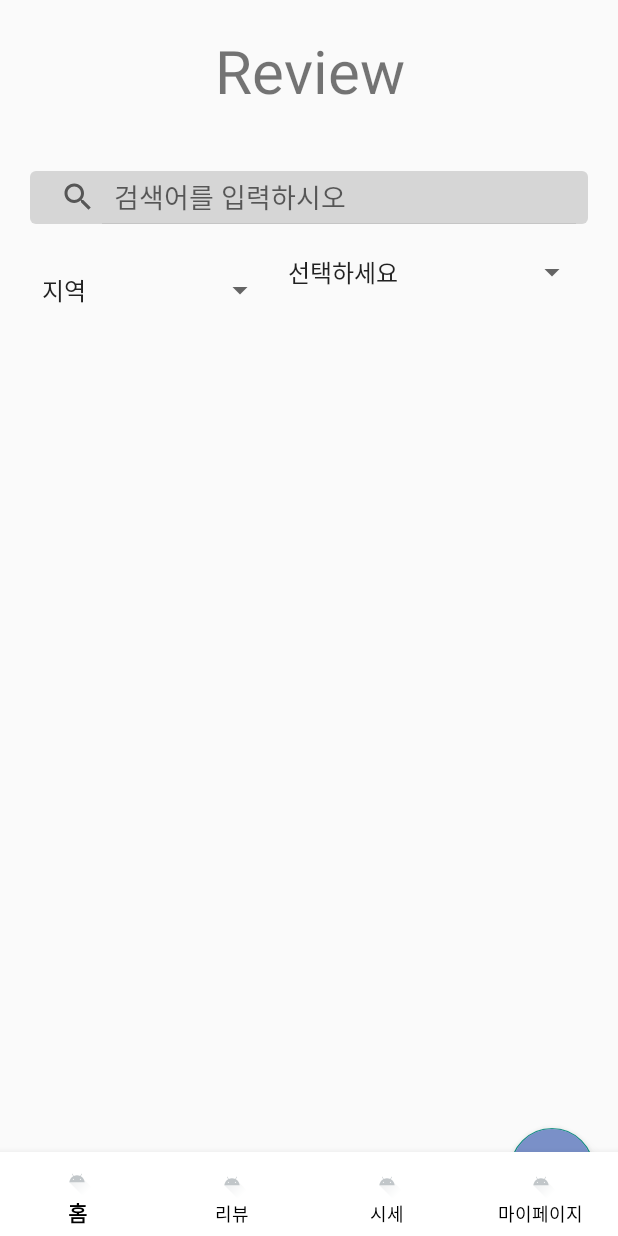
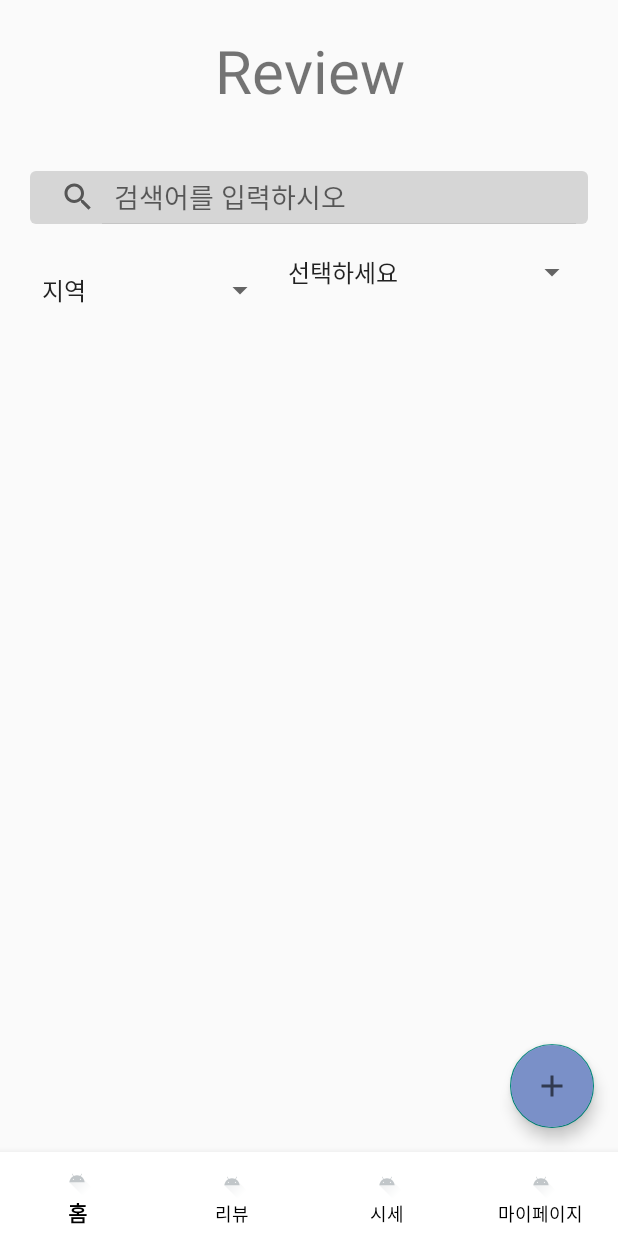
Before and after one commit to devHwang1/eatRaw, an Android app: the screen it shows after launch (ReviewActivity), on a phone screen of 412 x 824 dp. Run offline under Robolectric (Android 15) with nearby library versions, the phone set to English and light mode, and no system bars; our stand-ins replace Firebase (no records; nobody signed in at launch, a user with empty details on screens opened directly).

Commit message:
no message

```diff
--- /dev/null
+++ b/app/src/main/res/drawable/ic_add.xml
@@ -0,0 +1,10 @@
+<vector xmlns:android="http://schemas.android.com/apk/res/android"
+    android:width="24dp"
+    android:height="24dp"
+    android:viewportWidth="24"
+    android:viewportHeight="24"
+    android:tint="?attr/colorControlNormal">
+  <path
+      android:fillColor="@android:color/white"
+      android:pathData="M19,13h-6v6h-2v-6H5v-2h6V5h2v6h6v2z"/>
+</vector>
--- a/app/src/main/res/layout/activity_review.xml
+++ b/app/src/main/res/layout/activity_review.xml
@@ -55,32 +55,9 @@
         </LinearLayout>
     </LinearLayout>
     <androidx.constraintlayout.widget.ConstraintLayout
-        xmlns:android="http://schemas.android.com/apk/res/android"
-        xmlns:app="http://schemas.android.com/apk/res-auto"
-        xmlns:tools="http://schemas.android.com/tools"
         android:layout_width="match_parent"
         android:layout_height="match_parent"
         tools:context=".ReviewActivity">
-
-        <!-- 리사이클러뷰 설정 -->
-        <androidx.recyclerview.widget.RecyclerView
-            android:id="@+id/reviewRecycler"
-            android:layout_width="0dp"
-            android:layout_height="0dp"
-            app:layout_constraintTop_toTopOf="parent"
-            app:layout_constraintBottom_toTopOf="@+id/floatingActionButton"
-            app:layout_constraintStart_toStartOf="parent"
-            app:layout_constraintEnd_toEndOf="parent" />
-
-        <!-- 플로팅 액션 버튼 설정 -->
-        <com.google.android.material.floatingactionbutton.FloatingActionButton
-            android:id="@+id/floatingActionButton"
-            android:layout_width="wrap_content"
-            android:layout_height="wrap_content"
-            android:layout_margin="16dp"
-            android:backgroundTint="@color/material_dynamic_primary60"
-            app:layout_constraintBottom_toBottomOf="parent"
-            app:layout_constraintEnd_toEndOf="parent" />
 
         <!-- 네비게이션 바 (BottomNavigationView) -->
         <com.google.android.material.bottomnavigation.BottomNavigationView
@@ -96,7 +73,32 @@
             app:layout_constraintStart_toStartOf="parent"
             app:layout_constraintEnd_toEndOf="parent" />
 
+        <!-- 플로팅 액션 버튼 설정 -->
+        <com.google.android.material.floatingactionbutton.FloatingActionButton
+            android:id="@+id/floatingActionButton"
+            android:layout_width="wrap_content"
+            android:layout_height="wrap_content"
+            android:layout_margin="16dp"
+            android:backgroundTint="@color/material_dynamic_primary60"
+            android:src="@drawable/ic_add"
+            app:layout_constraintBottom_toTopOf="@+id/bnv_main"
+            app:layout_constraintEnd_toEndOf="parent"
+            android:contentDescription="TODO" />
+
+
+        <!-- 리사이클러뷰 설정 -->
+        <androidx.recyclerview.widget.RecyclerView
+            android:id="@+id/reviewRecycler"
+            android:layout_width="0dp"
+            android:layout_height="0dp"
+            app:layout_constraintBottom_toTopOf="@+id/bnv_main"
+            app:layout_constraintEnd_toEndOf="parent"
+            app:layout_constraintStart_toStartOf="parent"
+            app:layout_constraintTop_toTopOf="parent" />
+
     </androidx.constraintlayout.widget.ConstraintLayout>
 
 
+
+
 </LinearLayout>
--- a/app/src/main/res/values/strings.xml
+++ b/app/src/main/res/values/strings.xml
@@ -22,7 +22,7 @@
     <string name="nickname">닉네임을 정해주세요</string>
     <string name="thumbNail">프로필 사진</string>
     <string name="hello">환영합니다!</string>
-
+    <string name="review_write">리뷰쓰기</string>
     <string name="your_client_id">445898306997-536v99s1hoakntjbkepl9c8n2vv8hvgv.apps.googleusercontent.com</string>
 
     <string name="err">→</string>
```
Also changed, not shown: app/src/main/java/com/example/eatraw/ReviewActivity.kt (+5 -5 lines), app/src/main/res/drawable/fb.xml (added, +15 -0 lines).
